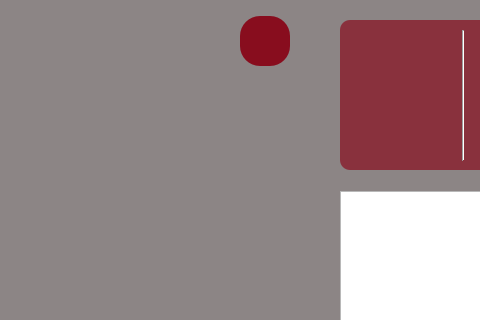
The window that app/game.ui (ce-itcr/Gladiators-GBP) describes before a commit, drawn with Qt 5; both pictures show x 480 to 960 and y 0 to 320 of the 1200 by 800 pixel window.
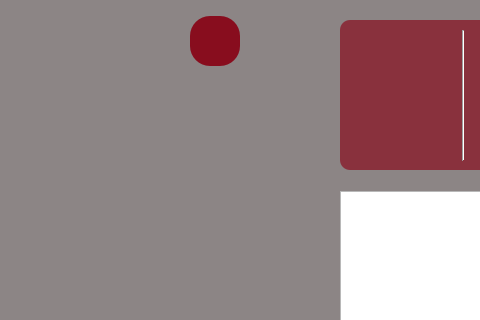
The same window after the commit. Icons and pictures are not drawn.

The edit to the form file:
```diff
--- a/app/game.ui
+++ b/app/game.ui
@@ -10,6 +10,12 @@
     <height>800</height>
    </rect>
   </property>
+  <property name="sizePolicy">
+   <sizepolicy hsizetype="Fixed" vsizetype="Fixed">
+    <horstretch>0</horstretch>
+    <verstretch>0</verstretch>
+   </sizepolicy>
+  </property>
   <property name="windowTitle">
    <string>Scrabble GBP</string>
   </property>
@@ -285,12 +291,18 @@
   <widget class="QPushButton" name="pauseButton">
    <property name="geometry">
     <rect>
-     <x>720</x>
+     <x>670</x>
      <y>16</y>
      <width>50</width>
      <height>50</height>
     </rect>
    </property>
+   <property name="sizePolicy">
+    <sizepolicy hsizetype="Fixed" vsizetype="Fixed">
+     <horstretch>0</horstretch>
+     <verstretch>0</verstretch>
+    </sizepolicy>
+   </property>
    <property name="styleSheet">
     <string notr="true">QPushButton{
 	border-radius: 20px;
```
